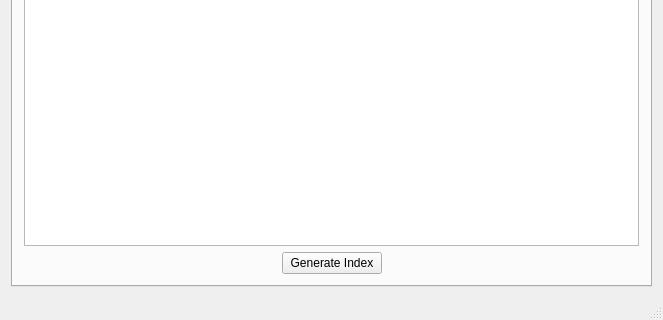
First picture: the form in mainwindow.ui, repository yafp/dirgister, before the edit; both pictures show x 0 to 663 and y 160 to 480 of the 663 by 480 pixel window.
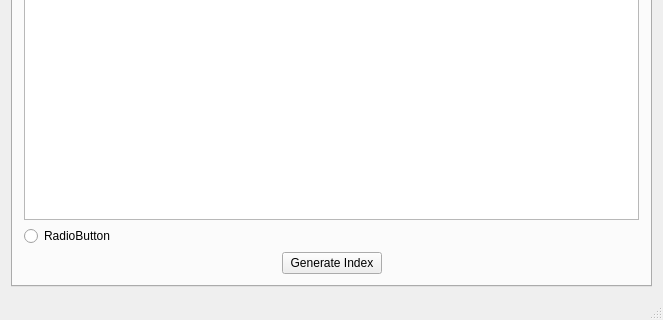
Second picture: the form after the edit.

Patch:
```diff
--- a/mainwindow.ui
+++ b/mainwindow.ui
@@ -130,6 +130,17 @@
               </item>
              </layout>
             </item>
+            <item>
+             <layout class="QHBoxLayout" name="horizontalLayout_12">
+              <item>
+               <widget class="QRadioButton" name="rb_writeLog">
+                <property name="text">
+                 <string>RadioButton</string>
+                </property>
+               </widget>
+              </item>
+             </layout>
+            </item>
             <item>
              <layout class="QHBoxLayout" name="horizontalLayout_7">
               <item>
```
